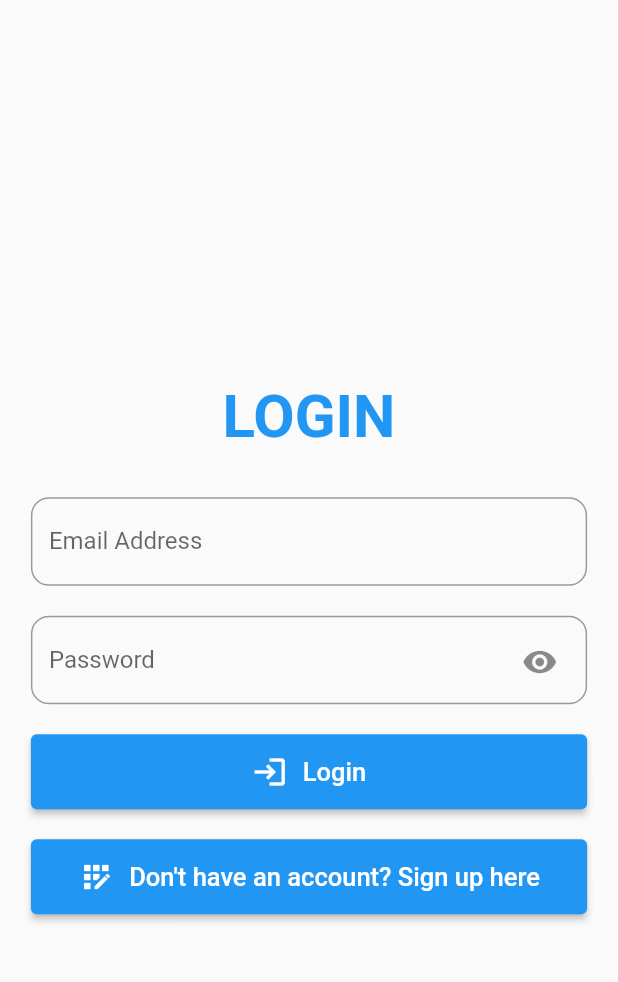
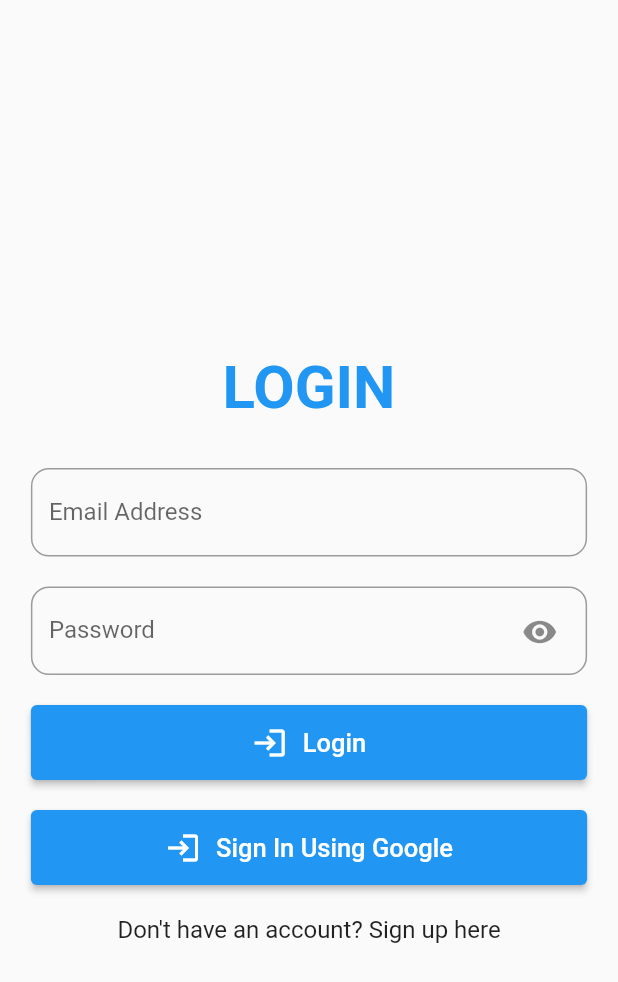
Before and after one commit to Riasnner/flutter_midterm_project, a Flutter app: the screen it shows after launch, after a tap on "Login", on a phone screen of 412 x 824 dp. Shown: the top 982 px of the screen. Run offline on Flutter 3.47's test engine with Material 2 defaults, Android fonts, the light colour scheme and no system bars; drawn by our look-alikes of modal_progress_hud_nsn; our stand-ins replace firebase_auth, firebase_core, google_sign_in; accounts and stored records are empty; network calls fail.

Commit message:
login using email and password

```diff
--- a/lib/screens/LoginPage.dart
+++ b/lib/screens/LoginPage.dart
@@ -1,3 +1,4 @@
+import 'package:firebase_auth/firebase_auth.dart';
 import 'package:flutter/material.dart';
 import 'package:flutter_midterm_project/screens/Dashboard.dart';
 import 'package:flutter_midterm_project/screens/SignUpPage.dart';
@@ -58,20 +59,31 @@ class _LoginPageState extends State<LoginPage> {
                         text: "Login",
                         iconData: Icons.login,
                         onPress: () {
-                          loginWithProvider();
-                          // Navigator.pushReplacementNamed(
-                          //   context,
-                          //   Dashboard.routeName);
+                           loginEmailPassword();
                         }),
                       const SizedBox(
                         height: 20.0,
                       ),
                       PrimaryButton(
-                        text: "Don't have an account? Sign up here",
-                        iconData: Icons.app_registration,
+                        text: "Sign In Using Google",
+                        iconData: Icons.login,
                         onPress: () {
+                           loginWithProvider();
+                        }),
+                      const SizedBox(
+                        height: 20.0,
+                      ),
+                      Center(
+                      child: GestureDetector(
+                        onTap: () {
                           Navigator.pushReplacementNamed(context, SignUpPage.routeName);
-                      }),
+                        },
+                        child: const Text(
+                          "Don't have an account? Sign up here",
+                          style: TextStyle(fontSize: 16.0),
+                        ),
+                      ),
+                    ),
                     ],
                   ),
                 ),
@@ -99,7 +111,30 @@ class _LoginPageState extends State<LoginPage> {
     }catch(e){
       print(e.toString());
     }
+    setState(() {
+      isLoginIn = false;
+    });
+  }
 
+  loginEmailPassword() async{
+    try {
+      setState(() {
+        isLoginIn = true;
+      });
+      final credential = await FirebaseAuth.instance.signInWithEmailAndPassword(
+        email: emailController.text,
+        password: passwordController.text
+      );
+      print(credential);
+      // ignore: use_build_context_synchronously
+      Navigator.pushReplacementNamed(context, Dashboard.routeName);
+    } on FirebaseAuthException catch (e) {
+      if (e.code == 'user-not-found') {
+        print('No user found for that email.');
+      } else if (e.code == 'wrong-password') {
+        print('Wrong password provided for that user.');
+      }
+    }
     setState(() {
       isLoginIn = false;
     });
```
Also changed, not shown: lib/screens/SignupPage.dart (+34 -35 lines), lib/services/AuthService.dart (+10 -0 lines), lib/widget/ConfirmPasswordField.dart (deleted, +0 -31 lines), lib/widget/NameTextField.dart (deleted, +0 -31 lines).
